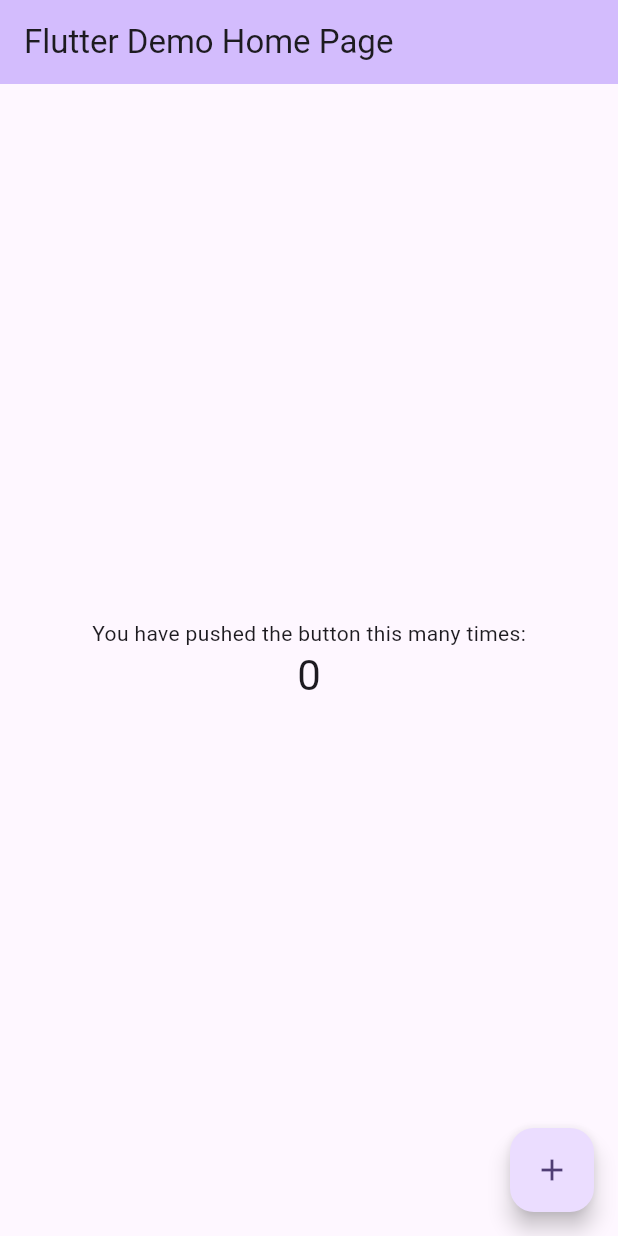
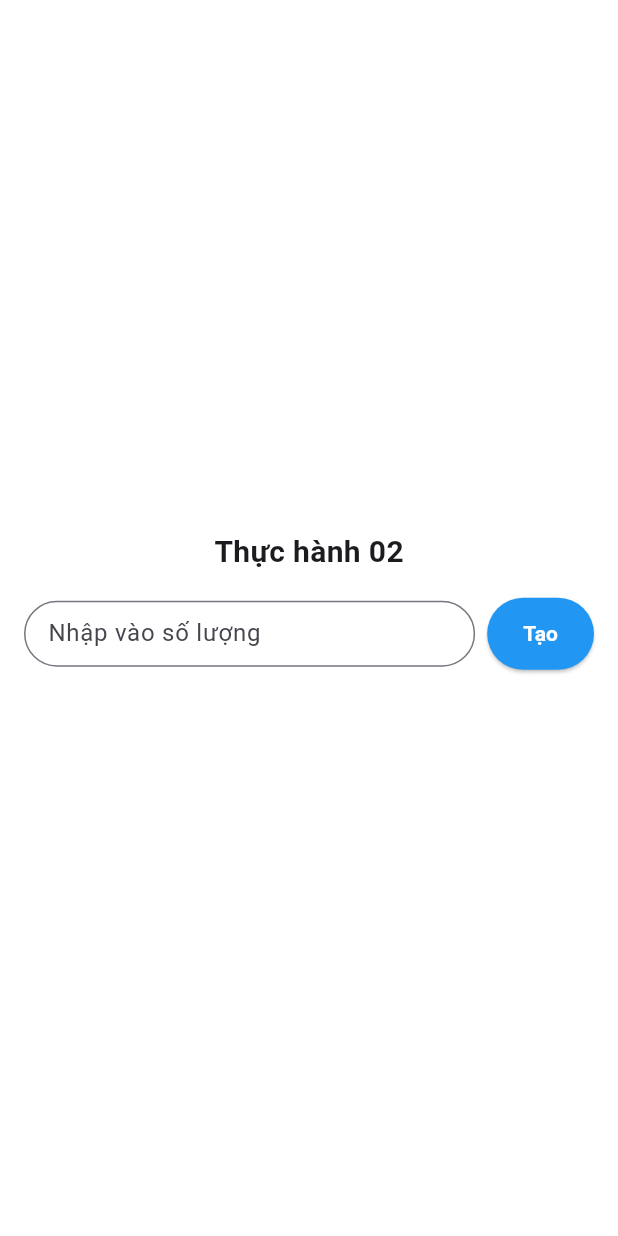
Before and after one commit to anh26092005/Baitaptuan1Mobile, a Flutter app: the screen it shows after launch, on a phone screen of 412 x 824 dp. Run offline on Flutter 3.47's test engine with Material 3 defaults, Android fonts, the phone set to English and light mode, and no system bars.

Commit message:
bai1tuan2 - nhập số và hiển thị danh sách

```diff
--- a/lib/main.dart
+++ b/lib/main.dart
@@ -1,122 +1,169 @@
 import 'package:flutter/material.dart';
+import 'package:flutter/services.dart';
 
-void main() {
-  runApp(const MyApp());
-}
+void main() => runApp(const MyApp());
 
 class MyApp extends StatelessWidget {
   const MyApp({super.key});
 
-  // This widget is the root of your application.
   @override
   Widget build(BuildContext context) {
     return MaterialApp(
-      title: 'Flutter Demo',
-      theme: ThemeData(
-        // This is the theme of your application.
-        //
-        // TRY THIS: Try running your application with "flutter run". You'll see
-        // the application has a purple toolbar. Then, without quitting the app,
-        // try changing the seedColor in the colorScheme below to Colors.green
-        // and then invoke "hot reload" (save your changes or press the "hot
-        // reload" button in a Flutter-supported IDE, or press "r" if you used
-        // the command line to start the app).
-        //
-        // Notice that the counter didn't reset back to zero; the application
-        // state is not lost during the reload. To reset the state, use hot
-        // restart instead.
-        //
-        // This works for code too, not just values: Most code changes can be
-        // tested with just a hot reload.
-        colorScheme: ColorScheme.fromSeed(seedColor: Colors.deepPurple),
-      ),
-      home: const MyHomePage(title: 'Flutter Demo Home Page'),
+
+      title: 'Number',
+     home: const NumberPage(),
     );
   }
 }
 
-class MyHomePage extends StatefulWidget {
-  const MyHomePage({super.key, required this.title});
-
-  // This widget is the home page of your application. It is stateful, meaning
-  // that it has a State object (defined below) that contains fields that affect
-  // how it looks.
-
-  // This class is the configuration for the state. It holds the values (in this
-  // case the title) provided by the parent (in this case the App widget) and
-  // used by the build method of the State. Fields in a Widget subclass are
-  // always marked "final".
-
-  final String title;
+class NumberPage extends StatefulWidget {
+  const NumberPage({super.key});
 
   @override
-  State<MyHomePage> createState() => _MyHomePageState();
+  State<NumberPage> createState() => _NumberPageState();
 }
 
-class _MyHomePageState extends State<MyHomePage> {
-  int _counter = 0;
+class _NumberPageState extends State<NumberPage> {
+  final _controller = TextEditingController();
+  List<int> _numbers = [];
+  String? _errorText; // biến hiển thị lỗi
 
-  void _incrementCounter() {
+  /// Hàm xử lý khi bấm nút "Tạo"
+  void _generate() {
+    final raw = _controller.text.trim();
+
+    // 1️⃣ Kiểm tra rỗng
+    if (raw.isEmpty) {
+      return _setError('Dữ liệu bạn nhập không hợp lệ');
+    }
+
+    // 2️⃣ Thử parse sang số nguyên
+    final n = int.tryParse(raw);
+    if (n == null) {
+      return _setError('Dữ liệu bạn nhập không hợp lệ');
+    }
+
+    // 3️⃣ Kiểm tra phạm vi hợp lệ
+    if (n <= 0 || n > 100) {
+      return _setError('Vui lòng nhập số nguyên dương (1–100)');
+    }
+
+    // ✅ Nếu hợp lệ → xoá lỗi & tạo danh sách
     setState(() {
-      // This call to setState tells the Flutter framework that something has
-      // changed in this State, which causes it to rerun the build method below
-      // so that the display can reflect the updated values. If we changed
-      // _counter without calling setState(), then the build method would not be
-      // called again, and so nothing would appear to happen.
-      _counter++;
+      _errorText = null;
+      _numbers = List.generate(n, (i) => i + 1);
+    });
+  }
+
+  /// Hàm hiển thị lỗi
+  void _setError(String msg) {
+    setState(() {
+      _errorText = msg;
+      _numbers = [];
     });
   }
 
   @override
   Widget build(BuildContext context) {
-    // This method is rerun every time setState is called, for instance as done
-    // by the _incrementCounter method above.
-    //
-    // The Flutter framework has been optimized to make rerunning build methods
-    // fast, so that you can just rebuild anything that needs updating rather
-    // than having to individually change instances of widgets.
     return Scaffold(
-      appBar: AppBar(
-        // TRY THIS: Try changing the color here to a specific color (to
-        // Colors.amber, perhaps?) and trigger a hot reload to see the AppBar
-        // change color while the other colors stay the same.
-        backgroundColor: Theme.of(context).colorScheme.inversePrimary,
-        // Here we take the value from the MyHomePage object that was created by
-        // the App.build method, and use it to set our appbar title.
-        title: Text(widget.title),
-      ),
+      backgroundColor: Colors.white,
       body: Center(
-        // Center is a layout widget. It takes a single child and positions it
-        // in the middle of the parent.
-        child: Column(
-          // Column is also a layout widget. It takes a list of children and
-          // arranges them vertically. By default, it sizes itself to fit its
-          // children horizontally, and tries to be as tall as its parent.
-          //
-          // Column has various properties to control how it sizes itself and
-          // how it positions its children. Here we use mainAxisAlignment to
-          // center the children vertically; the main axis here is the vertical
-          // axis because Columns are vertical (the cross axis would be
-          // horizontal).
-          //
-          // TRY THIS: Invoke "debug painting" (choose the "Toggle Debug Paint"
-          // action in the IDE, or press "p" in the console), to see the
-          // wireframe for each widget.
-          mainAxisAlignment: MainAxisAlignment.center,
-          children: <Widget>[
-            const Text('You have pushed the button this many times:'),
-            Text(
-              '$_counter',
-              style: Theme.of(context).textTheme.headlineMedium,
-            ),
-          ],
+        child: Padding(
+          padding: const EdgeInsets.all(16),
+          child: Column(
+            mainAxisAlignment: MainAxisAlignment.center, // căn giữa dọc
+            crossAxisAlignment: CrossAxisAlignment.center, // căn giữa ngang
+            children: [
+              const Text(
+                'Thực hành 02',
+                style: TextStyle(
+                  fontSize: 20,
+                  fontWeight: FontWeight.bold,
+                ),
+              ),
+              const SizedBox(height: 16),
+
+              // Ô nhập + nút Tạo
+              Row(
+                children: [
+                  Expanded(
+                    child: TextField(
+                      controller: _controller,
+                      keyboardType: TextInputType.text,
+                      decoration: InputDecoration(
+                        hintText: 'Nhập vào số lượng',
+                        contentPadding: const EdgeInsets.symmetric(
+                            horizontal: 12, vertical: 10),
+                        border: OutlineInputBorder(
+                          borderRadius: BorderRadius.circular(30),
+                        ),
+                        isDense: true,
+                      ),
+                      onSubmitted: (_) => _generate(),
+                    ),
+                  ),
+                  const SizedBox(width: 8),
+                  ElevatedButton(
+                    onPressed: _generate,
+                    style: ElevatedButton.styleFrom(
+                      backgroundColor: Colors.blue,
+                      foregroundColor: Colors.white,
+                      shape: RoundedRectangleBorder(
+                        borderRadius: BorderRadius.circular(30),
+                      ),
+                      padding: const EdgeInsets.symmetric(
+                          horizontal: 24, vertical: 14),
+                    ),
+                    child: const Text(
+                      'Tạo',
+                      style: TextStyle(fontWeight: FontWeight.bold),
+                    ),
+                  ),
+                ],
+              ),
+
+              const SizedBox(height: 12),
+
+              // Hiển thị lỗi (nếu có)
+              if (_errorText != null)
+                Text(
+                  _errorText!,
+                  style: const TextStyle(
+                    color: Colors.red,
+                    fontWeight: FontWeight.w600,
+                  ),
+                ),
+
+              const SizedBox(height: 12),
+
+              // Hiển thị danh sách số
+              Column(
+                children: _numbers
+                    .map(
+                      (num) => Container(
+                        margin: const EdgeInsets.only(top: 10),
+                        width: double.infinity,
+                        child: ElevatedButton(
+                          style: ElevatedButton.styleFrom(
+                            backgroundColor: Colors.redAccent,
+                            foregroundColor: Colors.white,
+                            shape: const StadiumBorder(),
+                            padding: const EdgeInsets.symmetric(vertical: 14),
+                          ),
+                          onPressed: () {},
+                          child: Text(
+                            num.toString(),
+                            style: const TextStyle(fontSize: 18),
+                          ),
+                        ),
+                      ),
+                    )
+                    .toList(),
+              ),
+            ],
+          ),
         ),
       ),
-      floatingActionButton: FloatingActionButton(
-        onPressed: _incrementCounter,
-        tooltip: 'Increment',
-        child: const Icon(Icons.add),
-      ), // This trailing comma makes auto-formatting nicer for build methods.
     );
   }
 }
```
